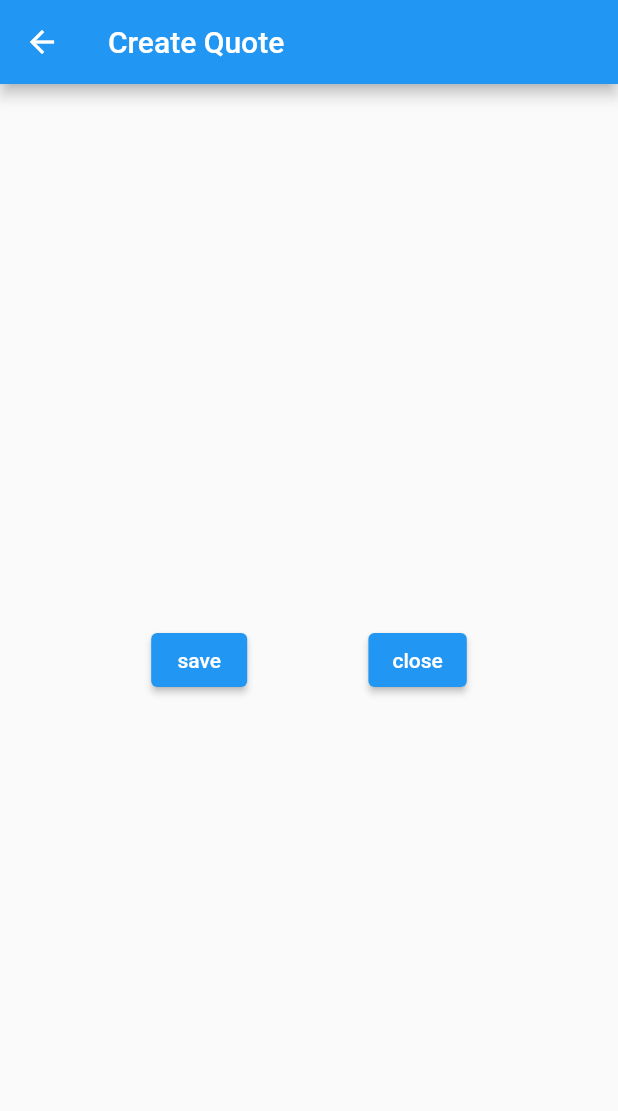
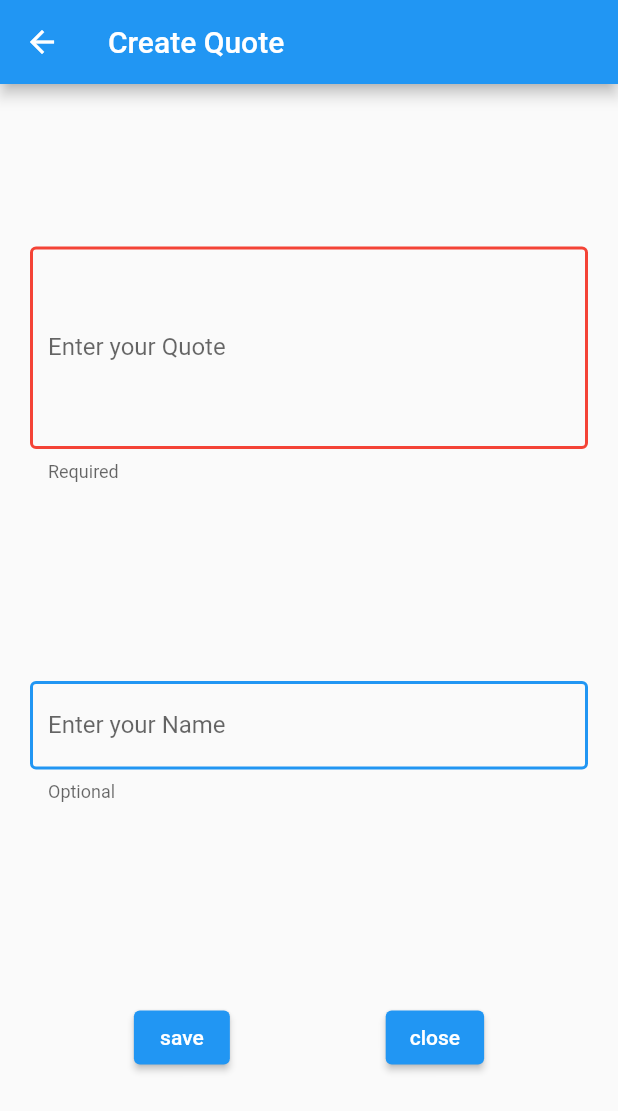
Before and after one commit to keanaido19/qute-quotes, a Flutter app: the screen it shows after launch, after a tap on the "create" icon, on a phone screen of 412 x 824 dp. Shown: the top 1111 px of the screen. Run offline on Flutter 3.47's test engine with Material 2 defaults, Android fonts, the phone set to English and light mode, and no system bars; network calls fail.

Commit message:
Almost done

```diff
--- a/app/lib/main.dart
+++ b/app/lib/main.dart
@@ -1,8 +1,17 @@
+import 'package:app/providers/input_provider.dart';
 import 'package:app/screens/home_screen.dart';
 import 'package:flutter/material.dart';
+import 'package:provider/provider.dart';
 
 void main() {
-  runApp(const MyApp());
+  runApp(
+      MultiProvider(
+        providers: [
+          ChangeNotifierProvider(create: (_) => InputProvider()),
+        ],
+        child: const MyApp(),
+      )
+  );
 }
 
 class MyApp extends StatelessWidget {
--- /dev/null
+++ b/app/lib/providers/input_provider.dart
@@ -0,0 +1,27 @@
+import 'package:flutter/cupertino.dart';
+
+class InputProvider with ChangeNotifier {
+  String _text = '';
+  String? _name;
+
+  bool get isTrue => _text == '';
+
+  String get getText => _text;
+
+  String? get getName => _name;
+
+  void setText(String text) {
+    _text = text;
+    notifyListeners();
+  }
+
+  void setName(String name) {
+    _name = name;
+    notifyListeners();
+  }
+
+  void reset() {
+    _text = '';
+    _name = null;
+  }
+}
--- a/app/lib/screens/create_quote_screen.dart
+++ b/app/lib/screens/create_quote_screen.dart
@@ -1,10 +1,39 @@
 import 'package:app/screens/quote_screen.dart';
 import 'package:flutter/material.dart';
+import 'package:provider/provider.dart';
 
+import '../controllers/quote_controller.dart';
 import '../models/quote_model.dart';
+import '../providers/input_provider.dart';
 
-class CreateQuoteScreen extends StatelessWidget {
+class CreateQuoteScreen extends StatefulWidget {
   const CreateQuoteScreen({Key? key}) : super(key: key);
+
+  @override
+  State<CreateQuoteScreen> createState() => _CreateQuoteScreenState();
+}
+
+class _CreateQuoteScreenState extends State<CreateQuoteScreen> {
+
+  final QuoteController _quoteController = QuoteController();
+
+  void _createQuote(String text, String? name) {
+    context.read<InputProvider>().reset();
+    if ('' == text) return;
+    name = name ?? 'Unknown';
+    Navigator.pushReplacement(
+        context,
+        MaterialPageRoute<void>(
+            builder: (context) {
+              return const QuoteScreen(
+                  quote : Quote(
+                      id: 1, text: 'lol', name: 'lol'
+                  )
+              );
+            }
+        )
+    );
+  }
 
   @override
   Widget build(BuildContext context) {
@@ -19,6 +48,20 @@ class CreateQuoteScreen extends StatelessWidget {
               mainAxisAlignment: MainAxisAlignment.center,
               mainAxisSize: MainAxisSize.min,
               children: <Widget>[
+                Expanded(
+                  flex: 2,
+                  child: Container(),
+                ),
+                const TextInputWidget(),
+                Expanded(
+                  flex: 3,
+                  child: Container(),
+                ),
+                const NameInputWidget(),
+                Expanded(
+                  flex: 3,
+                  child: Container(),
+                ),
                 Row(
                     mainAxisAlignment: MainAxisAlignment.center,
                     mainAxisSize: MainAxisSize.min,
@@ -29,28 +72,22 @@ class CreateQuoteScreen extends StatelessWidget {
                       ),
                       ElevatedButton(
                           onPressed: () {
-                        // Navigator.pop(context);
-                        Navigator.pushReplacement(
-                            context,
-                            MaterialPageRoute<void>(
-                                builder: (context) {
-                                  return const QuoteScreen(
-                                      quote : Quote(
-                                          id: 1, text: 'lol', name: 'lol'
-                                      )
-                                  );
-                                }
-                                )
+                            _createQuote(
+                                context.read<InputProvider>().getText,
+                                context.read<InputProvider>().getName
                             );
                             },
                           child: const Text('save')
                       ),
                       Expanded(
-                    flex: 2,
+                        flex: 3,
                         child: Container(),
                       ),
                       ElevatedButton(
-                      onPressed: () {Navigator.pop(context);},
+                          onPressed: () {
+                            context.read<InputProvider>().reset();
+                            Navigator.pop(context);
+                            },
                           child: const Text('close')
                       ),
                       Expanded(
@@ -59,6 +96,10 @@ class CreateQuoteScreen extends StatelessWidget {
                       ),
                     ]
                 ),
+                Expanded(
+                  flex: 2,
+                  child: Container(),
+                ),
               ]
           ),
         ),
@@ -66,3 +107,71 @@ class CreateQuoteScreen extends StatelessWidget {
     );
   }
 }
+
+class TextInputWidget extends StatefulWidget {
+  const TextInputWidget({Key? key}) : super(key: key);
+
+  @override
+  State<TextInputWidget> createState() => _TextInputWidgetState();
+}
+
+class _TextInputWidgetState extends State<TextInputWidget> {
+
+  @override
+  Widget build(BuildContext context) {
+    return TextField(
+      decoration: InputDecoration(
+        border: const OutlineInputBorder(),
+        labelText: "Enter your Quote",
+        helperText: "Required",
+        enabledBorder: OutlineInputBorder(
+          borderSide: BorderSide(
+            color:
+            context.watch<InputProvider>().isTrue ? Colors.red : Colors.blue,
+            width: 2.0,
+          ),
+        ),
+        focusedBorder: OutlineInputBorder(
+          borderSide: BorderSide(
+            color:
+            context.watch<InputProvider>().isTrue ? Colors.red : Colors.blue,
+            width: 2.0,
+          ),
+        ),
+      ),
+      onChanged: (text) => setState(
+              () {context.read<InputProvider>().setText(text);}
+      ),
+      maxLines: 5,
+    );
+  }
+}
+
+class NameInputWidget extends StatefulWidget {
+  const NameInputWidget({Key? key}) : super(key: key);
+
+  @override
+  State<NameInputWidget> createState() => _NameInputWidgetState();
+}
+
+class _NameInputWidgetState extends State<NameInputWidget> {
+  @override
+  Widget build(BuildContext context) {
+    return TextField(
+      decoration: const InputDecoration(
+        border: OutlineInputBorder(),
+        labelText: "Enter your Name",
+        helperText: "Optional",
+        enabledBorder: OutlineInputBorder(
+          borderSide: BorderSide(
+            color: Colors.blue,
+            width: 2.0,
+          ),
+        ),
+      ),
+      onChanged: (text) => setState(
+              () {context.read<InputProvider>().setName(text);}
+      ),
+    );
+  }
+}
--- a/app/lib/screens/home_screen.dart
+++ b/app/lib/screens/home_screen.dart
@@ -55,7 +55,7 @@ class _HomeScreenState extends State<HomeScreen> {
   Widget build(BuildContext context) {
     return Scaffold(
       appBar: AppBar(
-        title: const Text('Qute Quote'),
+        title: const Text('Qute Quotes'),
       ),
       body: StreamBuilder(
           stream: _stream,
--- a/app/pubspec.yaml
+++ b/app/pubspec.yaml
@@ -35,6 +35,7 @@ dependencies:
   # Use with the CupertinoIcons class for iOS style icons.
   cupertino_icons: ^1.0.2
   http: ^0.13.4
+  provider: ^6.0.3
 
 dev_dependencies:
   flutter_test:
```
Also changed, not shown: app/pubspec.lock. Lines whose indentation alone changed are shown as unchanged.
